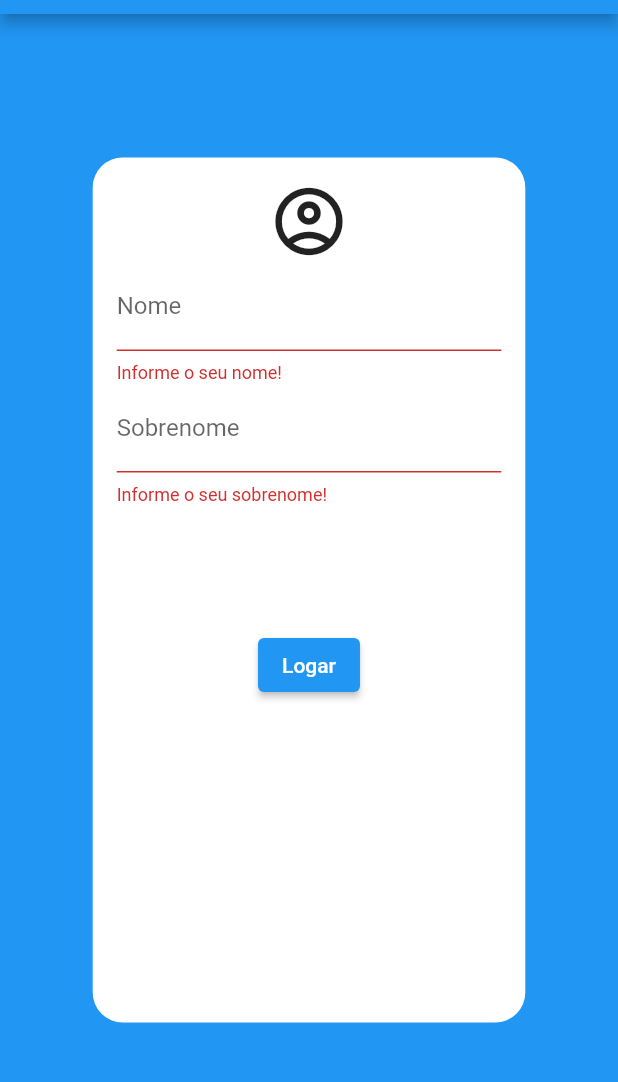
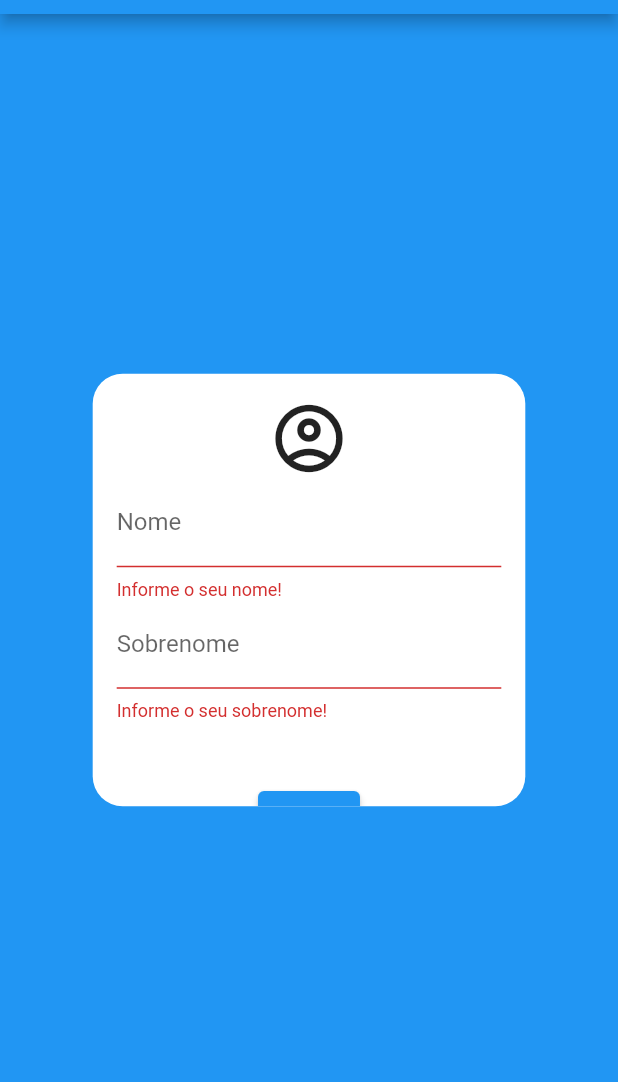
Before and after one commit to brandaoti/user-form, a Flutter app: the screen it shows after launch, after a tap on "Logar", on a phone screen of 412 x 824 dp, the part 70-1152 px from its top. Run offline on Flutter 3.47's test engine with Material 2 defaults, Android fonts, the phone set to English and light mode, and no system bars.

Commit message:
Ajuste do layout

```diff
--- a/lib/pages/user_form_view.dart
+++ b/lib/pages/user_form_view.dart
@@ -9,6 +9,8 @@ class UserForm extends StatelessWidget {
   Widget build(BuildContext context) {
     final _size = MediaQuery.of(context).size;
 
+    return LayoutBuilder(
+      builder: (context, constraints) {
         return Scaffold(
           backgroundColor: Colors.blue,
           appBar: AppBar(
@@ -16,12 +18,17 @@ class UserForm extends StatelessWidget {
           ),
           body: Center(
             child: Container(
-          width: _size.width * .7,
-          height: _size.height * .7,
+              width: constraints.maxWidth * .7,
+              height: constraints.maxWidth * .7,
               decoration: BoxDecoration(
                 color: Colors.white,
                 borderRadius: BorderRadius.circular(20.0),
               ),
+              constraints: BoxConstraints(
+                maxWidth: 400,
+                maxHeight: 380,
+              ),
+              child: SingleChildScrollView(
                 child: Form(
                   key: _controller.formKey,
                   child: Padding(
@@ -43,9 +50,12 @@ class UserForm extends StatelessWidget {
                         ),
 
                         //
-                  SizedBox(height: _size.height * .1),
+                        SizedBox(height: _size.height * .05),
                         ElevatedButton(
                           child: Text('Logar'),
+                          style: ElevatedButton.styleFrom(
+                            minimumSize: Size(38, 38),
+                          ),
                           onPressed: () {
                             if (_controller.isValid) {
                               showDialog(
@@ -69,6 +79,9 @@ class UserForm extends StatelessWidget {
                 ),
               ),
             ),
+          ),
+        );
+      },
     );
   }
 }
```
Lines whose indentation alone changed are shown as unchanged.
